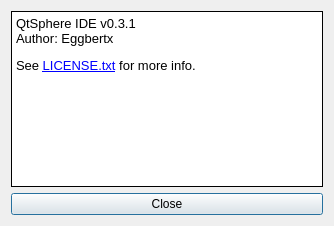
Before: the Qt Designer form src/aboutdialog.ui in Eggbertx/QtSphere-IDE, drawn with Qt 5.
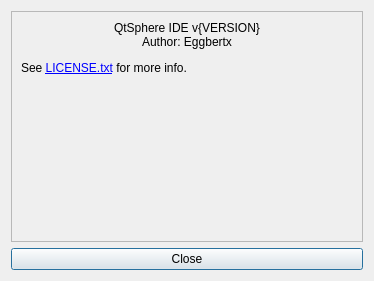
After: the same form once the commit is applied. Icons and pictures are not drawn.

Commit message: Make about dialog nicer looking/more natural, add Spherical link to MainWindow

```diff
--- a/src/aboutdialog.ui
+++ b/src/aboutdialog.ui
@@ -6,8 +6,8 @@
    <rect>
     <x>0</x>
     <y>0</y>
-    <width>334</width>
-    <height>226</height>
+    <width>374</width>
+    <height>281</height>
    </rect>
   </property>
   <property name="windowTitle">
@@ -17,27 +17,28 @@
    <item>
     <layout class="QVBoxLayout" name="verticalLayout">
      <item>
-      <widget class="QTextBrowser" name="textBrowser">
+      <widget class="QFrame" name="frame">
        <property name="frameShape">
-        <enum>QFrame::Panel</enum>
+        <enum>QFrame::StyledPanel</enum>
        </property>
        <property name="frameShadow">
-        <enum>QFrame::Plain</enum>
+        <enum>QFrame::Raised</enum>
        </property>
-       <property name="lineWidth">
-        <number>1</number>
-       </property>
-       <property name="html">
-        <string>&lt;!DOCTYPE HTML PUBLIC &quot;-//W3C//DTD HTML 4.0//EN&quot; &quot;http://www.w3.org/TR/REC-html40/strict.dtd&quot;&gt;
-&lt;html&gt;&lt;head&gt;&lt;meta name=&quot;qrichtext&quot; content=&quot;1&quot; /&gt;&lt;style type=&quot;text/css&quot;&gt;
-p, li { white-space: pre-wrap; }
-&lt;/style&gt;&lt;/head&gt;&lt;body style=&quot; font-family:'MS Shell Dlg 2'; font-size:8.25pt; font-weight:400; font-style:normal;&quot;&gt;
-&lt;p style=&quot; margin-top:12px; margin-bottom:12px; margin-left:0px; margin-right:0px; -qt-block-indent:0; text-indent:0px;&quot;&gt;&lt;span style=&quot; font-family:'Sans'; font-size:10pt;&quot;&gt;QtSphere IDE v0.3.1&lt;br /&gt;Author: Eggbertx&lt;/span&gt;&lt;/p&gt;
-&lt;p style=&quot; margin-top:12px; margin-bottom:12px; margin-left:0px; margin-right:0px; -qt-block-indent:0; text-indent:0px;&quot;&gt;&lt;span style=&quot; font-family:'Sans'; font-size:10pt;&quot;&gt;See &lt;/span&gt;&lt;a href=&quot;https://github.com/Eggbertx/QtSphere-IDE/blob/master/LICENSE.txt&quot;&gt;&lt;span style=&quot; font-family:'Sans'; font-size:10pt; text-decoration: underline; color:#0000ff;&quot;&gt;LICENSE.txt&lt;/span&gt;&lt;/a&gt;&lt;span style=&quot; font-family:'Sans'; font-size:10pt;&quot;&gt; for more info.&lt;/span&gt;&lt;/p&gt;&lt;/body&gt;&lt;/html&gt;</string>
+       <layout class="QVBoxLayout" name="verticalLayout_3">
+        <item>
+         <widget class="QLabel" name="label">
+          <property name="text">
+           <string>&lt;html&gt;&lt;head/&gt;&lt;body&gt;&lt;p align=&quot;center&quot;&gt;&lt;img src=&quot;:/icons/icon.png&quot;/&gt;&lt;/p&gt;&lt;p align=&quot;center&quot;&gt;QtSphere IDE v{VERSION}&lt;br/&gt;Author: Eggbertx&lt;/p&gt;&lt;p&gt;See &lt;a href=&quot;https://github.com/Eggbertx/QtSphere-IDE/blob/master/LICENSE.txt&quot;&gt;&lt;span style=&quot; text-decoration: underline; color:#0000ff;&quot;&gt;LICENSE.txt&lt;/span&gt;&lt;/a&gt; for more info.&lt;/p&gt;&lt;/body&gt;&lt;/html&gt;</string>
+          </property>
+          <property name="alignment">
+           <set>Qt::AlignLeading|Qt::AlignLeft|Qt::AlignTop</set>
        </property>
        <property name="openExternalLinks">
         <bool>true</bool>
        </property>
+         </widget>
+        </item>
+       </layout>
       </widget>
      </item>
      <item>
```
Left out of the diff: 3 changed lines with no effect on the pictures. Lines whose indentation alone changed are shown as unchanged. The commit also changes 4 other files.
